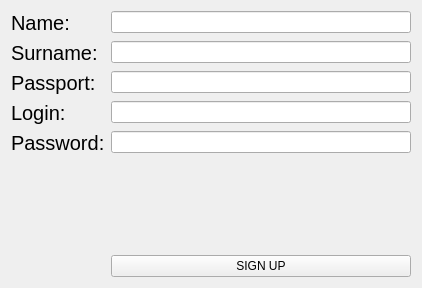
First picture: the form in registration.ui, repository AtlasKirill/airport_project, before the edit.
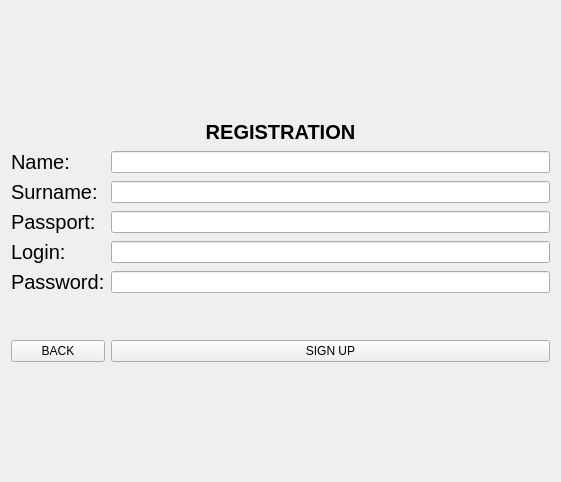
Second picture: the form after the edit.

Patch:
```diff
--- a/registration.ui
+++ b/registration.ui
@@ -6,114 +6,171 @@
    <rect>
     <x>0</x>
     <y>0</y>
-    <width>422</width>
-    <height>288</height>
+    <width>561</width>
+    <height>482</height>
    </rect>
   </property>
   <property name="windowTitle">
    <string>Form</string>
   </property>
-  <layout class="QFormLayout" name="formLayout">
-   <item row="0" column="0">
-    <widget class="QLabel" name="label_name">
-     <property name="font">
-      <font>
-       <pointsize>15</pointsize>
-      </font>
-     </property>
-     <property name="text">
-      <string>Name:</string>
-     </property>
-    </widget>
-   </item>
-   <item row="0" column="1">
-    <widget class="QLineEdit" name="line_name">
-     <property name="placeholderText">
-      <string/>
-     </property>
-    </widget>
-   </item>
+  <layout class="QGridLayout" name="gridLayout_3">
    <item row="1" column="0">
-    <widget class="QLabel" name="label_surname">
-     <property name="font">
-      <font>
-       <pointsize>15</pointsize>
-      </font>
-     </property>
-     <property name="text">
-      <string>Surname:</string>
-     </property>
-    </widget>
+    <layout class="QGridLayout" name="gridLayout_2">
+     <item row="3" column="0">
+      <widget class="QLabel" name="label_passport">
+       <property name="font">
+        <font>
+         <pointsize>15</pointsize>
+        </font>
+       </property>
+       <property name="text">
+        <string>Passport:</string>
+       </property>
+      </widget>
+     </item>
+     <item row="7" column="1">
+      <widget class="QPushButton" name="sign_up_button">
+       <property name="enabled">
+        <bool>true</bool>
+       </property>
+       <property name="font">
+        <font>
+         <kerning>true</kerning>
+        </font>
+       </property>
+       <property name="text">
+        <string>SIGN UP</string>
+       </property>
+      </widget>
+     </item>
+     <item row="3" column="1">
+      <widget class="QLineEdit" name="line_passport"/>
+     </item>
+     <item row="5" column="0">
+      <widget class="QLabel" name="label_password">
+       <property name="font">
+        <font>
+         <pointsize>15</pointsize>
+        </font>
+       </property>
+       <property name="text">
+        <string>Password:</string>
+       </property>
+      </widget>
+     </item>
+     <item row="2" column="1">
+      <widget class="QLineEdit" name="line_surname"/>
+     </item>
+     <item row="5" column="1">
+      <widget class="QLineEdit" name="line_password"/>
+     </item>
+     <item row="2" column="0">
+      <widget class="QLabel" name="label_surname">
+       <property name="font">
+        <font>
+         <pointsize>15</pointsize>
+        </font>
+       </property>
+       <property name="text">
+        <string>Surname:</string>
+       </property>
+      </widget>
+     </item>
+     <item row="4" column="0">
+      <widget class="QLabel" name="label_login">
+       <property name="font">
+        <font>
+         <pointsize>15</pointsize>
+        </font>
+       </property>
+       <property name="text">
+        <string>Login:</string>
+       </property>
+      </widget>
+     </item>
+     <item row="0" column="0" colspan="2">
+      <widget class="QLabel" name="label">
+       <property name="font">
+        <font>
+         <pointsize>15</pointsize>
+         <weight>75</weight>
+         <bold>true</bold>
+        </font>
+       </property>
+       <property name="focusPolicy">
+        <enum>Qt::NoFocus</enum>
+       </property>
+       <property name="text">
+        <string>REGISTRATION</string>
+       </property>
+       <property name="alignment">
+        <set>Qt::AlignCenter</set>
+       </property>
+      </widget>
+     </item>
+     <item row="4" column="1">
+      <widget class="QLineEdit" name="line_login">
+       <property name="placeholderText">
+        <string/>
+       </property>
+      </widget>
+     </item>
+     <item row="1" column="0">
+      <widget class="QLabel" name="label_name">
+       <property name="font">
+        <font>
+         <pointsize>15</pointsize>
+        </font>
+       </property>
+       <property name="text">
+        <string>Name:</string>
+       </property>
+      </widget>
+     </item>
+     <item row="1" column="1">
+      <widget class="QLineEdit" name="line_name">
+       <property name="placeholderText">
+        <string/>
+       </property>
+      </widget>
+     </item>
+     <item row="6" column="1">
+      <spacer name="verticalSpacer">
+       <property name="orientation">
+        <enum>Qt::Vertical</enum>
+       </property>
+       <property name="sizeHint" stdset="0">
+        <size>
+         <width>20</width>
+         <height>40</height>
+        </size>
+       </property>
+      </spacer>
+     </item>
+     <item row="7" column="0">
+      <widget class="QPushButton" name="backButton">
+       <property name="text">
+        <string>BACK</string>
+       </property>
+      </widget>
+     </item>
+    </layout>
    </item>
-   <item row="1" column="1">
-    <widget class="QLineEdit" name="line_surname"/>
+   <item row="0" column="0">
+    <spacer name="verticalSpacer_2">
+     <property name="orientation">
+      <enum>Qt::Vertical</enum>
+     </property>
+     <property name="sizeHint" stdset="0">
+      <size>
+       <width>20</width>
+       <height>40</height>
+      </size>
+     </property>
+    </spacer>
    </item>
    <item row="2" column="0">
-    <widget class="QLabel" name="label_passport">
-     <property name="font">
-      <font>
-       <pointsize>15</pointsize>
-      </font>
-     </property>
-     <property name="text">
-      <string>Passport:</string>
-     </property>
-    </widget>
-   </item>
-   <item row="2" column="1">
-    <widget class="QLineEdit" name="line_passport"/>
-   </item>
-   <item row="3" column="0">
-    <widget class="QLabel" name="label_login">
-     <property name="font">
-      <font>
-       <pointsize>15</pointsize>
-      </font>
-     </property>
-     <property name="text">
-      <string>Login:</string>
-     </property>
-    </widget>
-   </item>
-   <item row="3" column="1">
-    <widget class="QLineEdit" name="line_login">
-     <property name="placeholderText">
-      <string/>
-     </property>
-    </widget>
-   </item>
-   <item row="4" column="0">
-    <widget class="QLabel" name="label_password">
-     <property name="font">
-      <font>
-       <pointsize>15</pointsize>
-      </font>
-     </property>
-     <property name="text">
-      <string>Password:</string>
-     </property>
-    </widget>
-   </item>
-   <item row="4" column="1">
-    <widget class="QLineEdit" name="line_password"/>
-   </item>
-   <item row="6" column="1">
-    <widget class="QPushButton" name="sign_up_button">
-     <property name="enabled">
-      <bool>true</bool>
-     </property>
-     <property name="font">
-      <font>
-       <kerning>true</kerning>
-      </font>
-     </property>
-     <property name="text">
-      <string>SIGN UP</string>
-     </property>
-    </widget>
-   </item>
-   <item row="5" column="1">
-    <spacer name="verticalSpacer">
+    <spacer name="verticalSpacer_3">
      <property name="orientation">
       <enum>Qt::Vertical</enum>
      </property>
```
Left out of the diff: 8 changed lines with no effect on the pictures.
